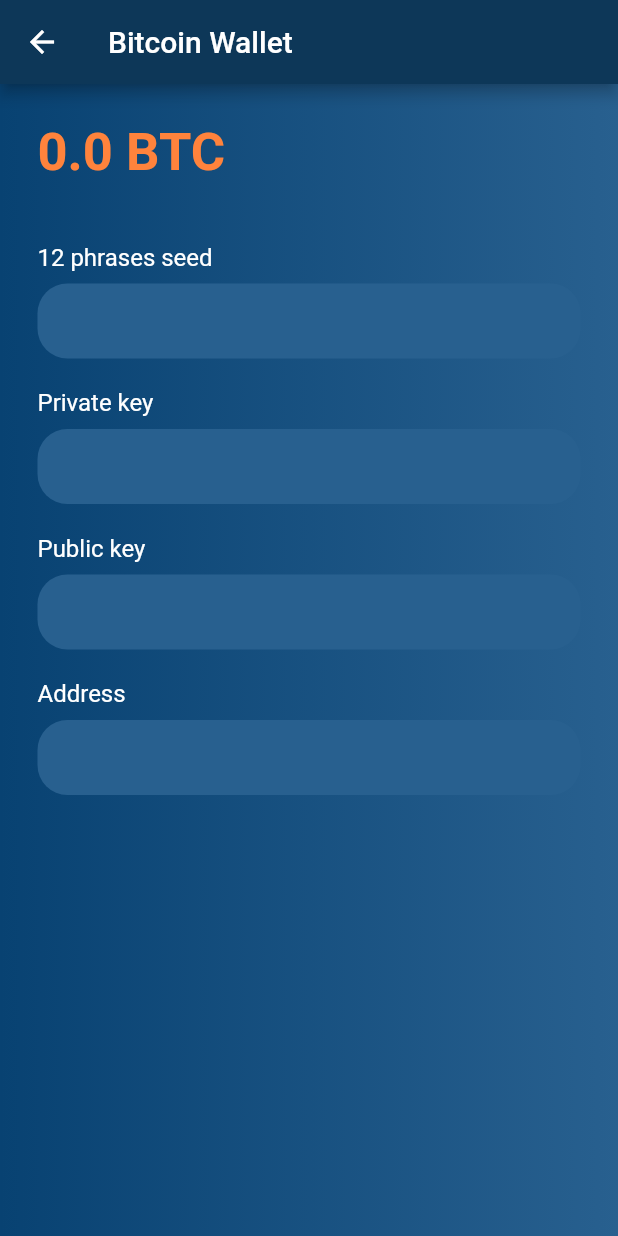
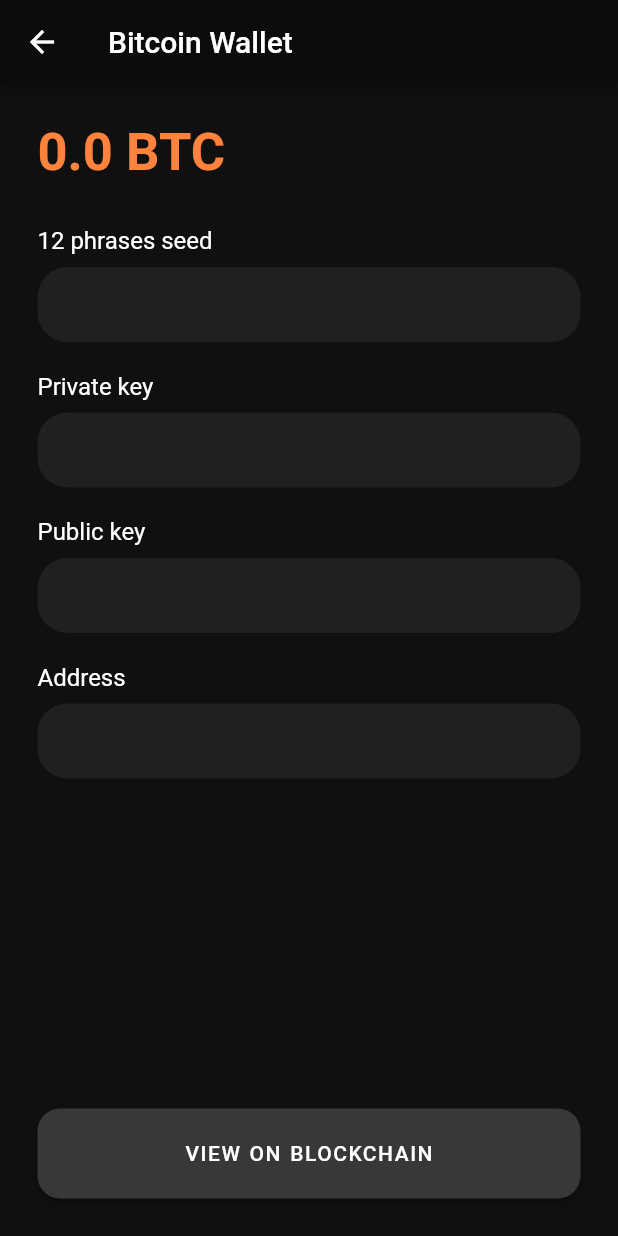
Before and after one commit to vaginessa/Bitcoin-Explorer-Dormant-Bitcoin-Seeker, a Flutter app: the BitcoinWalletDetail screen opened directly with empty values, on a phone screen of 412 x 824 dp. Run offline on Flutter 3.47's test engine with Material 2 defaults, Android fonts, the phone set to English and light mode, and no system bars; our stand-ins replace convert, percent_indicator; missing offline and left inert: bip39, bs58check, pointycastle.

Commit message:
closed #4

```diff
--- a/lib/Shared/Dialogs/bitcoin_wallet_detail.dart
+++ b/lib/Shared/Dialogs/bitcoin_wallet_detail.dart
@@ -1,6 +1,7 @@
 import 'package:dormant_bitcoin_seeker_flutter/Models/bitcoin_wallet.dart';
 import 'package:flutter/material.dart';
 import '../../global.dart';
+import 'package:url_launcher/url_launcher.dart';
 
 class BitcoinWalletDetail extends StatefulWidget {
   const BitcoinWalletDetail({ Key? key, required this.wallet }) : super(key: key);
@@ -20,19 +21,22 @@
     return Scaffold(
       appBar: AppBar(
         title: const Text("Bitcoin Wallet", style : TextStyle(color:Colors.white)),
-        backgroundColor: dialogAppBarBackgroundColor,
+        backgroundColor: backgroundColor,
       ),
       body: Container(
         padding: dialogContentMargins,
         width: double.infinity,
         decoration: const BoxDecoration(
-          gradient: walletCardBackground,
+          color: walletCardBackgroundNew,
         ),
         child: Column(
           crossAxisAlignment: CrossAxisAlignment.start,
+          mainAxisAlignment: MainAxisAlignment.spaceBetween,
+          children: [
+            Wrap(
               children: [
                 Text(widget.wallet.balance.toString() + " BTC", style: const TextStyle(color: balanceColor, fontSize: 35, fontWeight: FontWeight.bold),),
-            const SizedBox(height:20),
+                const SizedBox(height:50),
                 if(widget.wallet.seed != null)
                   KeyBanner(title : "12 phrases seed", content : widget.wallet.seed!),
 
@@ -43,6 +47,32 @@
                   KeyBanner(title : "Public key", content : widget.wallet.publicKey!),
 
                 KeyBanner(title : "Address", content : widget.wallet.address),
+              ],
+            ),
+            SizedBox(
+              height:60,
+              width: double.infinity,
+              child: ElevatedButton(
+                onPressed: () async{
+                  String url = "https://www.blockchain.com/btc/address/" + widget.wallet.address;
+                  try{
+                    await launch(url);
+                  }
+                  on Exception{
+                    return;
+                  }
+                },
+                child: const Text("VIEW ON BLOCKCHAIN", style: TextStyle(color: Colors.white, letterSpacing: 1, wordSpacing: 1),),
+                style: ButtonStyle(
+                  backgroundColor: MaterialStateProperty.all(const Color.fromARGB(255, 56, 56, 56)),
+                  shape: MaterialStateProperty.all<RoundedRectangleBorder>(
+                    RoundedRectangleBorder(
+                      borderRadius: BorderRadius.circular(15)
+                    )
+                  ),
+                ),
+              ),
+            ),
           ],
         ),
       ),
@@ -73,7 +103,7 @@
           width: double.infinity,
           height:50,
           decoration: const BoxDecoration(
-            color :Color.fromARGB(255, 40, 96, 143),
+            color :Color.fromARGB(255, 32, 32, 32),
             borderRadius: BorderRadius.all(Radius.circular(20))
           ),
           child: Column(
--- a/lib/global.dart
+++ b/lib/global.dart
@@ -9,6 +9,7 @@
   Color.fromARGB(255, 8, 66, 114),
   Color.fromARGB(255, 40, 96, 143)
 ]);
+const walletCardBackgroundNew = Color.fromARGB(255, 16, 16, 16);
 const dialogAppBarBackgroundColor =Color.fromARGB(255, 13, 55, 88);
 const appBarBackgroundColor = Color.fromARGB(255, 16, 16, 16);
 const inputColor = Color.fromARGB(255, 22, 22, 22);
--- a/pubspec.yaml
+++ b/pubspec.yaml
@@ -25,6 +25,7 @@
   convert: ^2.1.1
   http: ^0.12.2
   percent_indicator: ^4.0.0
+  url_launcher: ^6.0.20
 
 dev_dependencies:
   flutter_test:
```
Also changed, not shown: pubspec.lock, 2 other files. Lines whose indentation alone changed are shown as unchanged.
